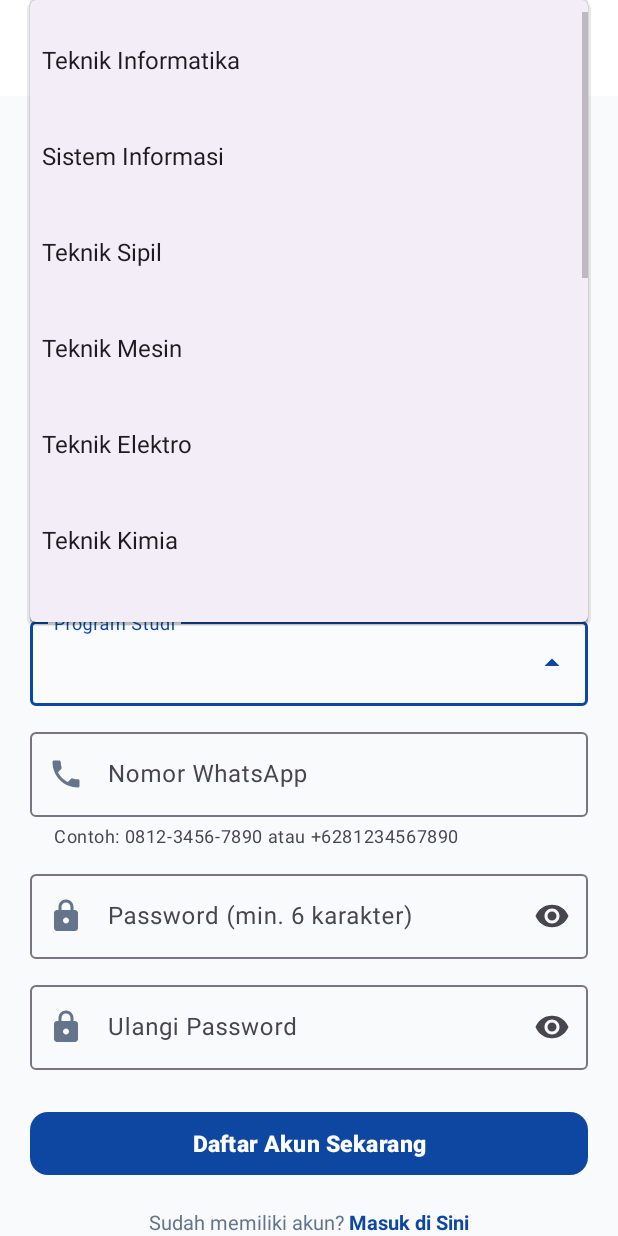
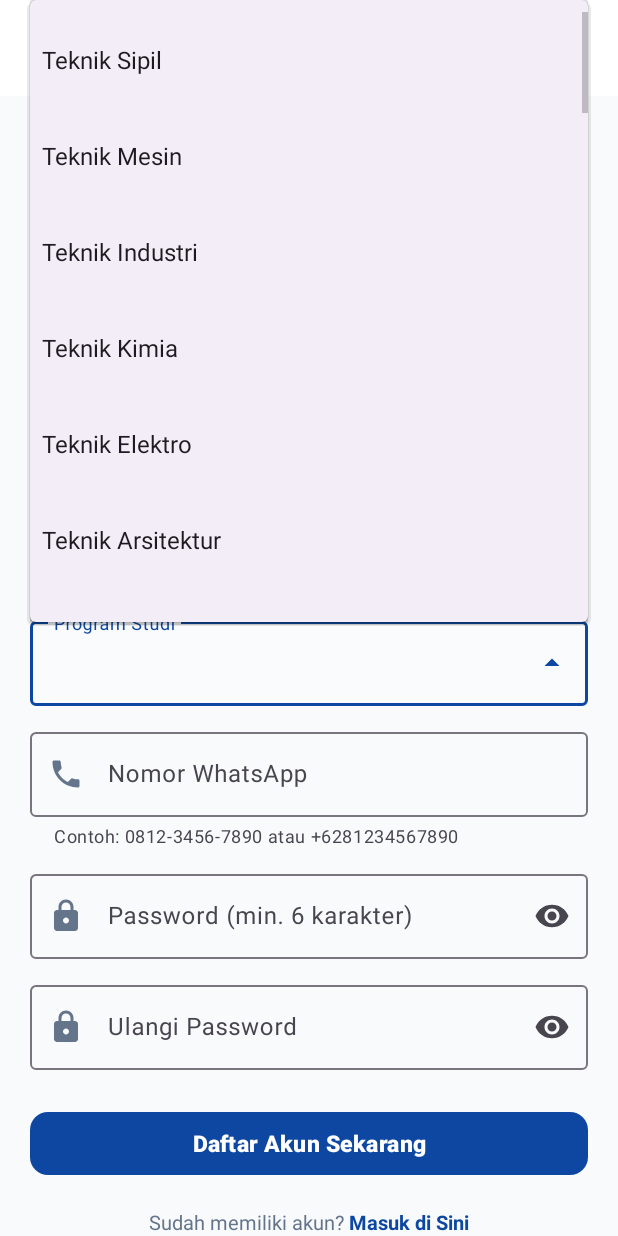
Before and after one commit to Rudi83/Event-Campus, an Android app: the RegisterActivity screen opened directly, with no data from a screen before it, after a tap on an icon or button, on a phone screen of 412 x 824 dp. Run offline under Robolectric (Android 15) with nearby library versions, the phone set to English and light mode, and no system bars.

Commit message:
feat: tambah daftar lengkap program studi UNIMAL di halaman registrasi

```diff
--- a/app/src/main/java/com/example/eventkampus/ui/auth/RegisterActivity.kt
+++ b/app/src/main/java/com/example/eventkampus/ui/auth/RegisterActivity.kt
@@ -46,20 +46,50 @@ class RegisterActivity : AppCompatActivity() {
 
     private fun setupProdiDropdown() {
         val prodiList = listOf(
+            // Teknik
+            "Teknik Sipil",
+            "Teknik Mesin",
+            "Teknik Industri",
+            "Teknik Kimia",
+            "Teknik Elektro",
+            "Teknik Arsitektur",
             "Teknik Informatika",
             "Sistem Informasi",
-            "Teknik Sipil",
-            "Teknik Mesin",
-            "Teknik Elektro",
-            "Teknik Kimia",
-            "Arsitektur",
+            "Teknik Material",
+            "Teknik Logistik",
+            // Ekonomi & Bisnis
+            "Manajemen (S1)",
+            "Akuntansi (S1)",
+            "Ekonomi Pembangunan (S1)",
+            "Ekonomi Syariah (S1)",
+            "Kewirausahaan (S1)",
+            "Kesekretariatan (D3)",
+            // Ilmu Sosial & Politik
+            "Administrasi Publik",
+            "Administrasi Bisnis",
+            "Ilmu Politik",
             "Ilmu Komunikasi",
-            "Manajemen",
-            "Akuntansi",
-            "Ekonomi Pembangunan",
+            "Sosiologi",
+            "Antropologi",
+            // Pertanian & Kelautan
+            "Agroekoteknologi",
+            "Agribisnis",
+            "Akuakultur",
+            "Ilmu Kelautan",
+            // Hukum
             "Ilmu Hukum",
-            "Kedokteran",
-            "Administrasi Publik"
+            // Kesehatan
+            "Kedokteran (S1)",
+            "Psikologi (S1)",
+            "Pendidikan Profesi Dokter",
+            "Keperawatan (D3)",
+            // Pendidikan
+            "Pendidikan Matematika (S1)",
+            "Pendidikan Fisika (S1)",
+            "Pendidikan Kimia (S1)",
+            "Pendidikan Bahasa Indonesia (S1)",
+            "Pendidikan Vokasional Teknik Mesin (S1)",
+            "Pendidikan Profesi Guru"
         )
         val adapter = ArrayAdapter(this, android.R.layout.simple_dropdown_item_1line, prodiList)
         binding.actvRegProdi.setAdapter(adapter)
```
